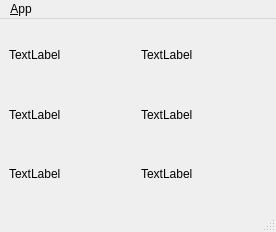
First picture: the form in msl_keyboard_joystick/ui/main_window.ui, repository dasys-lab/cnc-msl, before the edit.
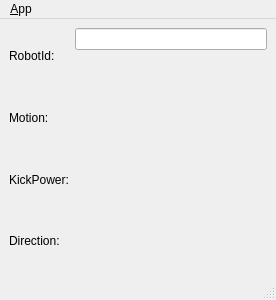
Second picture: the form after the edit. Icons and pictures are not drawn.

Commit message: worked on keyboard_joystick, edited gui, first input possible

What changed in the file:
```diff
--- a/msl_keyboard_joystick/ui/main_window.ui
+++ b/msl_keyboard_joystick/ui/main_window.ui
@@ -7,7 +7,7 @@
     <x>0</x>
     <y>0</y>
     <width>276</width>
-    <height>232</height>
+    <height>300</height>
    </rect>
   </property>
   <property name="windowTitle">
@@ -27,21 +27,28 @@
       <item>
        <widget class="QLabel" name="label_5">
         <property name="text">
-         <string>TextLabel</string>
+         <string>RobotId:</string>
         </property>
        </widget>
       </item>
       <item>
        <widget class="QLabel" name="label_4">
         <property name="text">
-         <string>TextLabel</string>
+         <string>Motion:</string>
         </property>
        </widget>
       </item>
       <item>
        <widget class="QLabel" name="label_6">
         <property name="text">
-         <string>TextLabel</string>
+         <string>KickPower:</string>
+        </property>
+       </widget>
+      </item>
+      <item>
+       <widget class="QLabel" name="directionLabel">
+        <property name="text">
+         <string>Direction:</string>
         </property>
        </widget>
       </item>
@@ -50,23 +57,30 @@
     <item>
      <layout class="QVBoxLayout" name="verticalLayout_4">
       <item>
-       <widget class="QLabel" name="label_8">
+       <layout class="QVBoxLayout" name="verticalLayout">
+        <item>
+         <widget class="QLineEdit" name="robotIdEdit"/>
+        </item>
+       </layout>
+      </item>
+      <item>
+       <widget class="QLabel" name="motionValue">
         <property name="text">
-         <string>TextLabel</string>
+         <string/>
         </property>
        </widget>
       </item>
       <item>
        <widget class="QLabel" name="label_9">
         <property name="text">
-         <string>TextLabel</string>
+         <string/>
         </property>
        </widget>
       </item>
       <item>
        <widget class="QLabel" name="label_7">
         <property name="text">
-         <string>TextLabel</string>
+         <string/>
         </property>
        </widget>
       </item>
```
Left out of the diff: 10 changed lines with no effect on the pictures. The commit also changes 5 other files.
